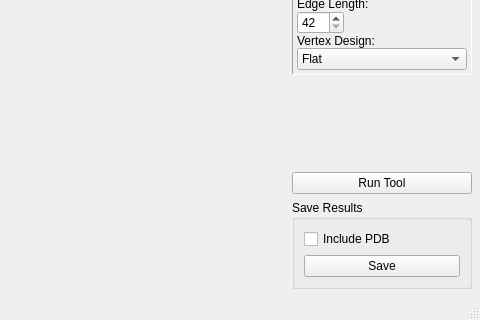
Old version of the form ui/AthenaMainWindow.ui in the repository lcbb/athena; both pictures show x 320 to 800 and y 389 to 709 of the 800 by 709 pixel window.
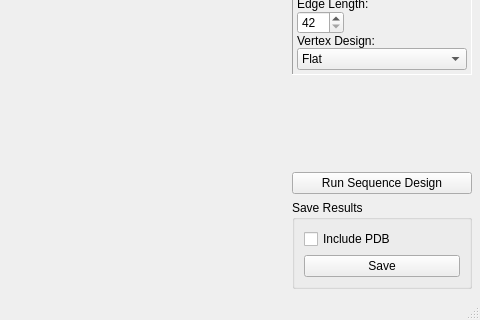
New version of the form. Custom widgets are drawn as their Qt base class.

Patch:
```diff
--- a/ui/AthenaMainWindow.ui
+++ b/ui/AthenaMainWindow.ui
@@ -1664,7 +1664,7 @@
            <item>
             <widget class="QPushButton" name="toolRunButton">
              <property name="text">
-              <string>Run Tool</string>
+              <string>Run Sequence Design</string>
              </property>
             </widget>
            </item>
```
